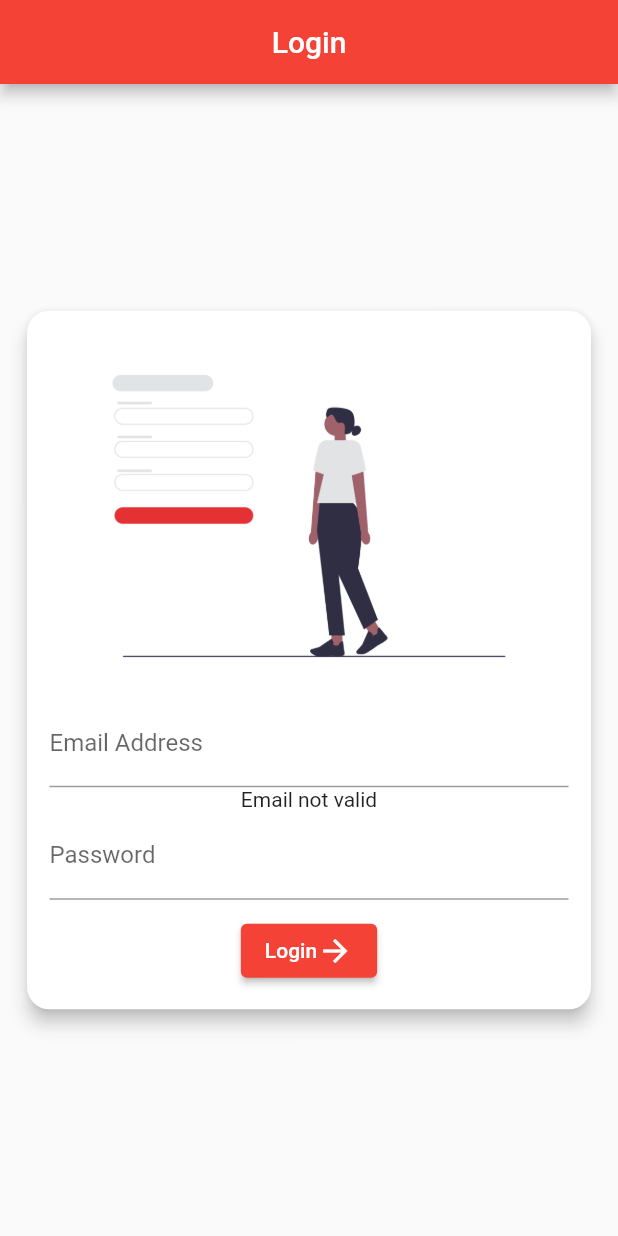
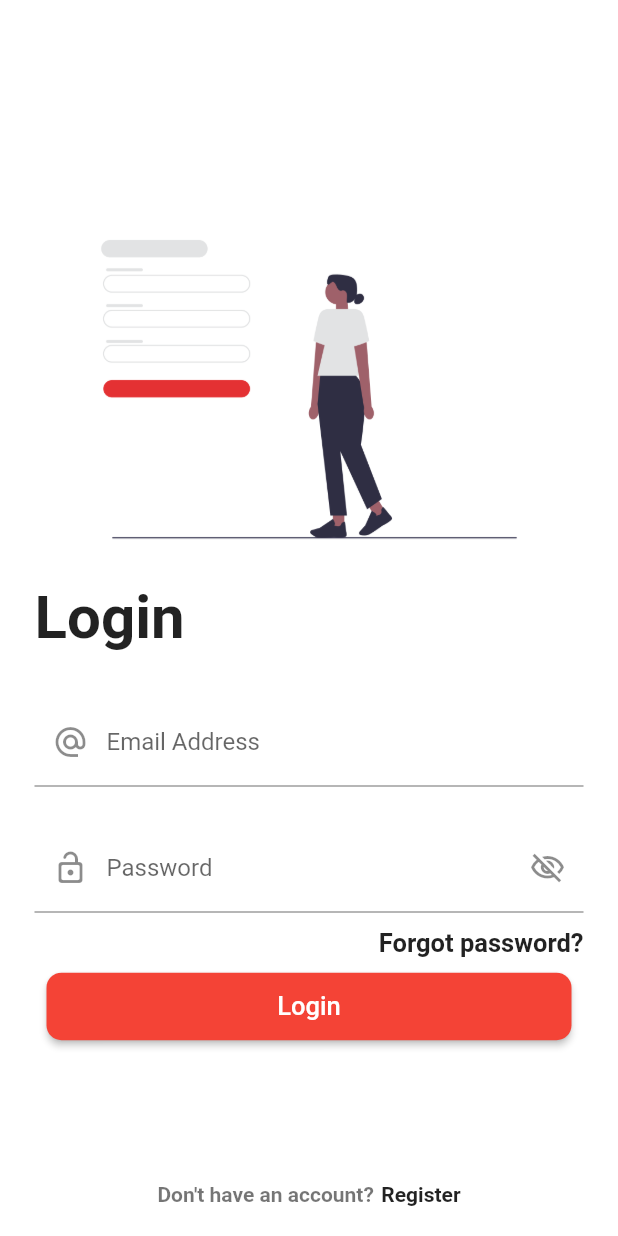
Before and after one commit to Daniel-16/30-days-of-flutter, a Flutter app: the screen it shows after launch, on a phone screen of 412 x 824 dp. Run offline on Flutter 3.47's test engine with Material 2 defaults, Android fonts, the phone set to English and light mode, and no system bars; our stand-ins replace shared_preferences.

Commit message:
built a full login page ui

```diff
--- a/lib/home_page.dart
+++ b/lib/home_page.dart
@@ -38,7 +38,7 @@ class _MyHomePageState extends State<MyHomePage> {
   @override
   Widget build(BuildContext context) {
     return Scaffold(
-      backgroundColor: Colors.grey[200],
+      backgroundColor: Colors.white,
       appBar: AppBar(
         title: Text(widget.title),
         centerTitle: true,
--- a/lib/pages/login_page.dart
+++ b/lib/pages/login_page.dart
@@ -22,21 +22,19 @@ class _LoginPageState extends State<LoginPage> {
   @override
   Widget build(BuildContext context) {
     return Scaffold(
-      appBar: AppBar(
-        centerTitle: true,
-        title: const Text("Login"),
-      ),
-      body: Padding(
+        // appBar: AppBar(
+        //   centerTitle: true,
+        //   title: const Text("Login"),
+        // ),
+        backgroundColor: Colors.white,
+        body: Stack(
+          children: <Widget>[
+            Padding(
               padding: const EdgeInsets.fromLTRB(8.0, 0, 8.0, 0),
               child: Center(
                 child: SingleChildScrollView(
                     child: Form(
                   key: formKey,
-            child: Card(
-              elevation: 5.0,
-              shape: RoundedRectangleBorder(
-                  borderRadius: BorderRadius.circular(15)),
-              margin: const EdgeInsets.all(10),
                   child: Padding(
                     padding: const EdgeInsets.all(15.0),
                     child: Column(
@@ -45,50 +43,106 @@ class _LoginPageState extends State<LoginPage> {
                         Image.asset(
                           "assets/signin.png",
                         ),
+                        const Align(
+                          alignment: Alignment.centerLeft,
+                          child: Text(
+                            "Login",
+                            style: TextStyle(
+                                fontSize: 40, fontWeight: FontWeight.bold),
+                            textAlign: TextAlign.start,
+                          ),
+                        ),
+                        const SizedBox(
+                          height: 30,
+                        ),
                         TextFormField(
                           controller: _userEmailController,
                           keyboardType: TextInputType.emailAddress,
                           decoration: const InputDecoration(
                               labelText: "Email Address",
-                          hintText: "Enter your email address"),
+                              prefixIcon: Icon(Icons.alternate_email)),
                         ),
-                    if (email != 'user@mail.com') const Text("Email not valid"),
+                        // if (email != 'user@mail.com') const Text("Email not valid"),
+                        const SizedBox(
+                          height: 25,
+                        ),
                         TextFormField(
                           controller: _passwordController,
                           keyboardType: TextInputType.visiblePassword,
                           obscureText: true,
                           decoration: const InputDecoration(
                               labelText: "Password",
-                          hintText: "Enter password to login"),
+                              hintText: "Enter password to login",
+                              suffixIcon: Icon(Icons.visibility_off_outlined),
+                              prefixIcon: Icon(Icons.lock_open_rounded)),
+                        ),
+                        const SizedBox(
+                          height: 10,
+                        ),
+                        const Align(
+                          alignment: Alignment.centerRight,
+                          child: Text(
+                            "Forgot password?",
+                            style: TextStyle(
+                                fontWeight: FontWeight.bold, fontSize: 17),
+                          ),
                         ),
                         const SizedBox(height: 10),
-                    ElevatedButton(
+                        SizedBox(
+                          width: 350,
+                          height: 45,
+                          child: ElevatedButton(
                             onPressed: () {
                               String email = _userEmailController.text;
                               handleEmail(email);
                               if (email == "user@mail.com") {
                                 SharedPreferenceHelper.prefs
                                     ?.setBool("loggedIn", true);
-                          Navigator.pushReplacementNamed(context, "/home");
+                                Navigator.pushReplacementNamed(
+                                    context, "/home");
                               } else {
                                 print("Could not login");
                               }
                             },
-                      child: Row(
-                        mainAxisSize: MainAxisSize.min,
-                        children: const <Widget>[
-                          Text("Login"),
-                          Icon(Icons.arrow_forward)
+                            style: ButtonStyle(
+                                shape: MaterialStateProperty.all<
+                                        RoundedRectangleBorder>(
+                                    RoundedRectangleBorder(
+                              borderRadius: BorderRadius.circular(10),
+                            ))),
+                            child: const Text(
+                              "Login",
+                              style: TextStyle(fontSize: 17),
+                            ),
+                          ),
+                        ),
                       ],
-                      ),
-                    )
-                  ],
-                ),
                     ),
                   ),
                 )),
               ),
             ),
-    );
+            Padding(
+              padding: const EdgeInsets.only(bottom: 20),
+              child: Align(
+                  alignment: Alignment.bottomCenter,
+                  child: Row(
+                    mainAxisAlignment: MainAxisAlignment.center,
+                    children: const <Widget>[
+                      Text(
+                        "Don't have an account?",
+                        style: TextStyle(
+                            fontWeight: FontWeight.bold, color: Colors.black54),
+                      ),
+                      Padding(padding: EdgeInsets.all(2.5)),
+                      Text(
+                        "Register",
+                        style: TextStyle(fontWeight: FontWeight.bold),
+                      ),
+                    ],
+                  )),
+            ),
+          ],
+        ));
   }
 }
```
Lines whose indentation alone changed are shown as unchanged.
